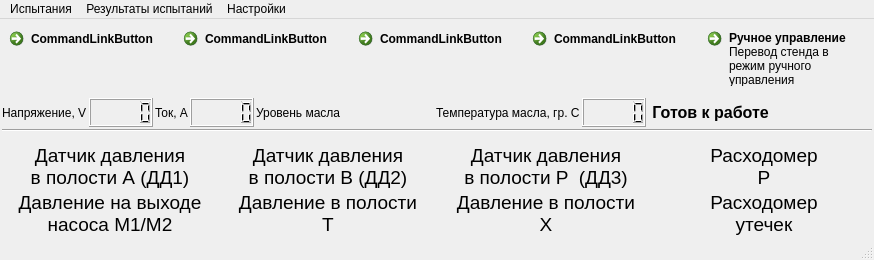
Old version of the form mainwindow.ui in the repository firef0xff/SSHGS01.
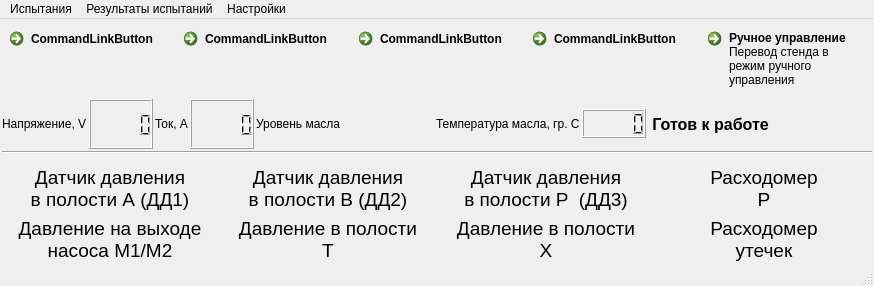
New version of the form.

Diff of the .ui file:
```diff
--- a/mainwindow.ui
+++ b/mainwindow.ui
@@ -7,7 +7,7 @@
     <x>0</x>
     <y>0</y>
     <width>874</width>
-    <height>260</height>
+    <height>286</height>
    </rect>
   </property>
   <property name="sizePolicy">
```
